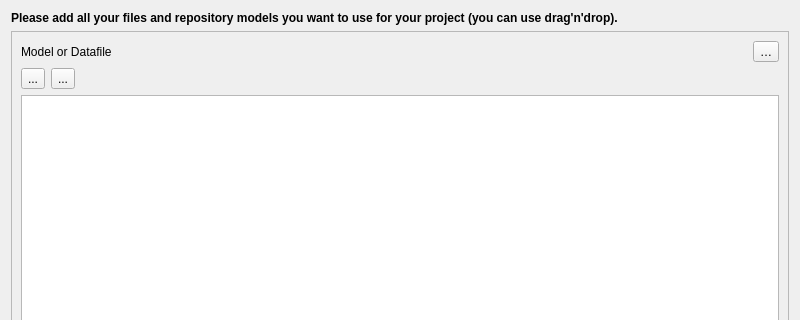
Qt form QgisModelBaker/ui/import_source_selection.ui (opengisch/QgisModelBaker) before a commit; both pictures show x 0 to 800 and y 0 to 320 of the 800 by 600 pixel window.
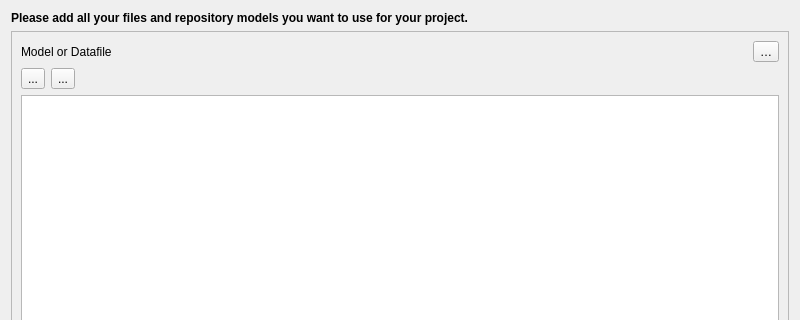
The same form after that commit. Icons and pictures are not drawn. Custom widgets are drawn as their Qt base class.

Diff of the .ui file:
```diff
--- a/QgisModelBaker/ui/import_source_selection.ui
+++ b/QgisModelBaker/ui/import_source_selection.ui
@@ -29,7 +29,7 @@
       </font>
      </property>
      <property name="text">
-      <string>Please add all your files and repository models you want to use for your project (you can use drag'n'drop).</string>
+      <string>Please add all your files and repository models you want to use for your project.</string>
      </property>
      <property name="alignment">
       <set>Qt::AlignLeading|Qt::AlignLeft|Qt::AlignTop</set>
```
